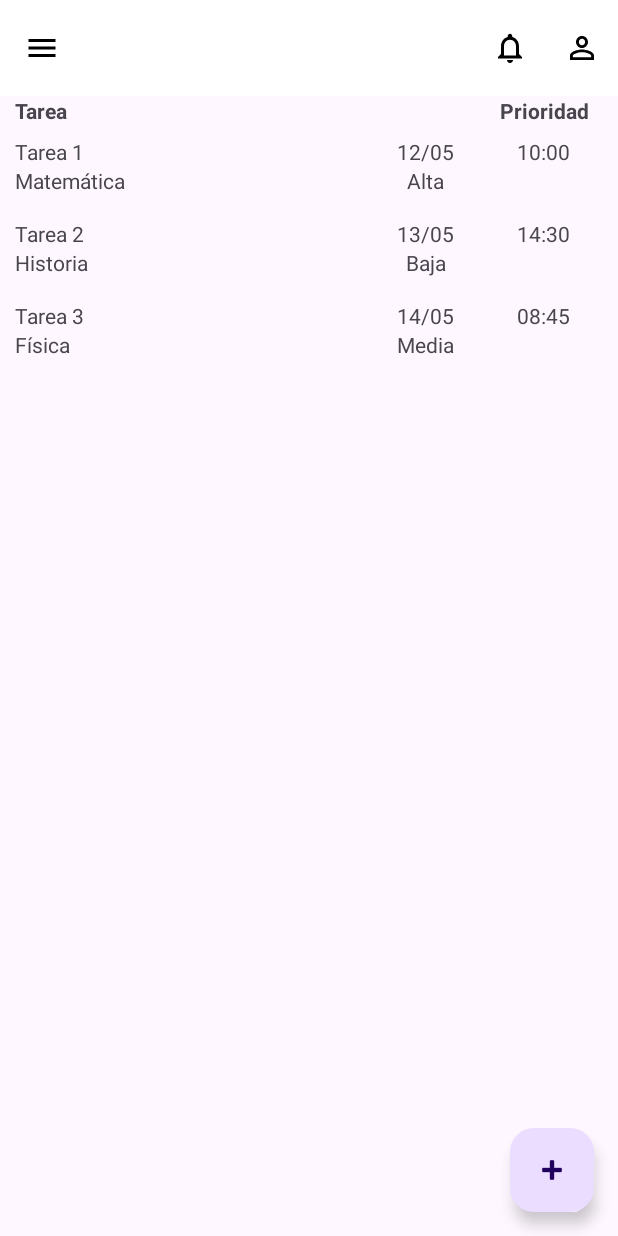
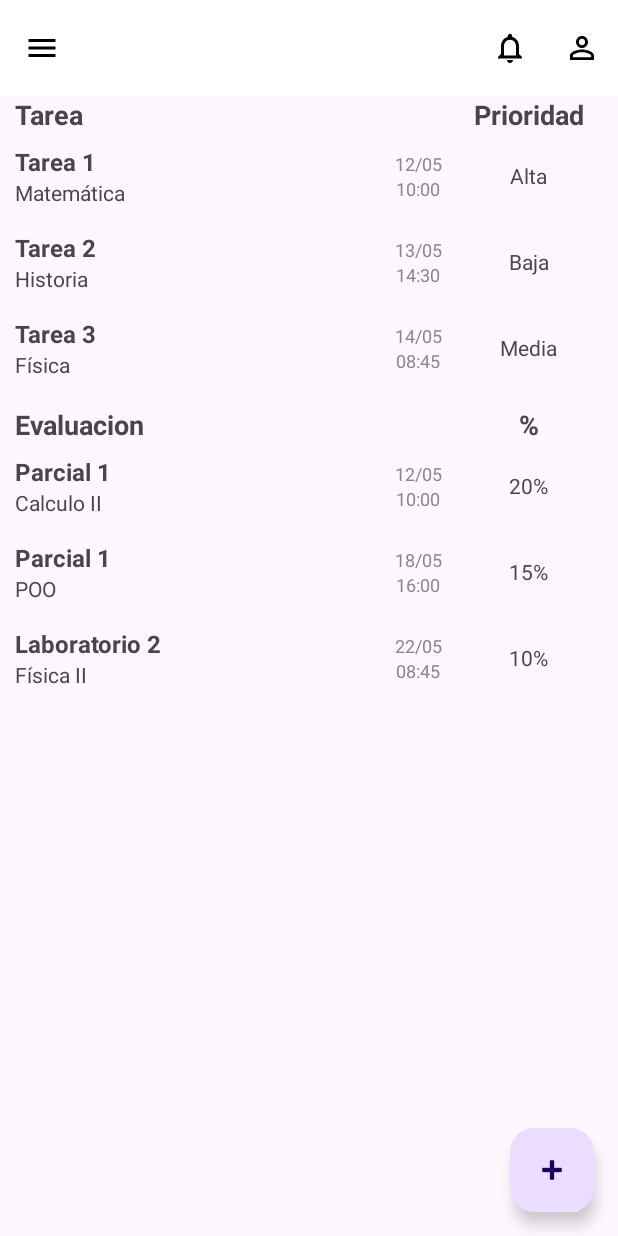
Before and after one commit to Carlos-Alvarenga721/Proyecto_Moviles, an Android app: the ActivitiesActivity screen opened directly, with no data from a screen before it, on a phone screen of 412 x 824 dp. Run offline under Robolectric (Android 15) with nearby library versions, the phone set to English and light mode, and no system bars.

Commit message:
Agregar lista de evaluaciones en actividades

```diff
--- a/app/src/main/java/com/example/proyecto_kotlin_dsm/ActivitiesActivity.kt
+++ b/app/src/main/java/com/example/proyecto_kotlin_dsm/ActivitiesActivity.kt
@@ -12,6 +12,8 @@ import androidx.recyclerview.widget.LinearLayoutManager
 import androidx.recyclerview.widget.RecyclerView
 import com.example.proyecto_kotlin_dsm.activitiesAdapter.Actividad
 import com.example.proyecto_kotlin_dsm.activitiesAdapter.ActividadAdapter
+import com.example.proyecto_kotlin_dsm.activitiesAdapter.Evaluacion
+import com.example.proyecto_kotlin_dsm.activitiesAdapter.EvaluacionAdapter
 
 class ActivitiesActivity : AppCompatActivity() {
     override fun onCreate(savedInstanceState: Bundle?) {
@@ -27,17 +29,29 @@ class ActivitiesActivity : AppCompatActivity() {
         val toolbar: Toolbar = findViewById(R.id.toolbar)
         setSupportActionBar(toolbar)
 
-        val recyclerView = findViewById<RecyclerView>(R.id.recyclerViewActividades)
-        recyclerView.layoutManager = LinearLayoutManager(this)
+        val recyclerViewActividad = findViewById<RecyclerView>(R.id.recyclerViewActividades)
+        recyclerViewActividad.layoutManager = LinearLayoutManager(this)
 
         // Datos temporales
         val listaActividades = listOf(
-            Actividad("Tarea 1", "12/05", "Alta", "Matemática", "10:00"),
-            Actividad("Tarea 2", "13/05", "Baja", "Historia", "14:30"),
-            Actividad("Tarea 3", "14/05", "Media", "Física", "08:45")
+            Actividad("Tarea 1", "12/05", "10:00", "Matemática", "Alta"),
+            Actividad("Tarea 2", "13/05", "14:30", "Historia", "Baja"),
+            Actividad("Tarea 3", "14/05", "08:45","Física", "Media")
         )
 
-        recyclerView.adapter = ActividadAdapter(listaActividades)
+        recyclerViewActividad.adapter = ActividadAdapter(listaActividades)
+
+        val recyclerViewEvaluacion = findViewById<RecyclerView>(R.id.recyclerViewEvaluaciones)
+        recyclerViewEvaluacion.layoutManager = LinearLayoutManager(this)
+
+        // Datos temporales
+        val listaEvaluaciones = listOf(
+            Evaluacion("Parcial 1", "Calculo II", "12/05", "10:00", "20%"),
+            Evaluacion("Parcial 1", "POO", "18/05", "16:00", "15%"),
+            Evaluacion("Laboratorio 2", "Física II", "22/05", "08:45", "10%")
+        )
+
+        recyclerViewEvaluacion.adapter = EvaluacionAdapter(listaEvaluaciones)
     }
 
     override fun onCreateOptionsMenu(menu: Menu?): Boolean {
--- a/app/src/main/java/com/example/proyecto_kotlin_dsm/activitiesAdapter/ActividadAdapter.kt
+++ b/app/src/main/java/com/example/proyecto_kotlin_dsm/activitiesAdapter/ActividadAdapter.kt
@@ -20,7 +20,7 @@ class ActividadAdapter(private val actividades: List<Actividad>) :
 
     override fun onCreateViewHolder(parent: ViewGroup, viewType: Int): ActividadViewHolder {
         val view = LayoutInflater.from(parent.context)
-            .inflate(R.layout.item_actividad, parent, false)
+            .inflate(R.layout.item_actividad_activities, parent, false)
         return ActividadViewHolder(view)
     }
 
--- /dev/null
+++ b/app/src/main/java/com/example/proyecto_kotlin_dsm/activitiesAdapter/Evaluacion.kt
@@ -0,0 +1,9 @@
+package com.example.proyecto_kotlin_dsm.activitiesAdapter
+
+data class Evaluacion(
+    val titulo: String,
+    val materia: String,
+    val fecha: String,
+    val hora: String,
+    val porcentaje: String
+)
--- /dev/null
+++ b/app/src/main/java/com/example/proyecto_kotlin_dsm/activitiesAdapter/EvaluacionAdapter.kt
@@ -0,0 +1,37 @@
+package com.example.proyecto_kotlin_dsm.activitiesAdapter
+
+import android.view.LayoutInflater
+import android.view.View
+import android.view.ViewGroup
+import android.widget.TextView
+import androidx.recyclerview.widget.RecyclerView
+import com.example.proyecto_kotlin_dsm.R
+
+class EvaluacionAdapter(private val evaluaciones: List<Evaluacion>) :
+    RecyclerView.Adapter<EvaluacionAdapter.EvaluacionViewHolder>() {
+
+    inner class EvaluacionViewHolder(view: View) : RecyclerView.ViewHolder(view) {
+        val tvTitulo: TextView = view.findViewById(R.id.tvTitulo)
+        val tvFecha: TextView = view.findViewById(R.id.tvFecha)
+        val tvPorcentaje: TextView = view.findViewById(R.id.tvPorcentaje)
+        val tvMateria: TextView = view.findViewById(R.id.tvMateria)
+        val tvHora: TextView = view.findViewById(R.id.tvHora)
+    }
+
+    override fun onCreateViewHolder(parent: ViewGroup, viewType: Int): EvaluacionViewHolder {
+        val view = LayoutInflater.from(parent.context)
+            .inflate(R.layout.item_evaluacion_activities, parent, false)
+        return EvaluacionViewHolder(view)
+    }
+
+    override fun onBindViewHolder(holder: EvaluacionViewHolder, position: Int) {
+        val evaluacion = evaluaciones[position]
+        holder.tvTitulo.text = evaluacion.titulo
+        holder.tvFecha.text = evaluacion.fecha
+        holder.tvPorcentaje.text = evaluacion.porcentaje  // Asegúrate de tener este campo
+        holder.tvMateria.text = evaluacion.materia
+        holder.tvHora.text = evaluacion.hora
+    }
+
+    override fun getItemCount(): Int = evaluaciones.size
+}
--- a/app/src/main/res/layout/activity_activities.xml
+++ b/app/src/main/res/layout/activity_activities.xml
@@ -40,8 +40,9 @@
         app:layout_constraintEnd_toEndOf="parent" />
 
 
-    <!-- Pantalla de actividades -->
+    <!-- Tabla de actividades -->
     <LinearLayout
+        android:id="@+id/tbActividades"
         android:layout_width="match_parent"
         android:layout_height="wrap_content"
         app:layout_constraintTop_toBottomOf="@id/AppBarL"
@@ -57,15 +58,16 @@
 
             <TextView
                 android:layout_width="0dp"
-                android:layout_weight="6"
+                android:layout_weight="5"
                 android:layout_height="wrap_content"
                 android:text="Tarea"
+                android:textSize="18sp"
                 android:textStyle="bold" />
 
             <!-- Espacio para Fecha y Hora combinados -->
             <TextView
                 android:layout_width="0dp"
-                android:layout_weight="2"
+                android:layout_weight="1"
                 android:layout_height="wrap_content" />
 
             <!-- Encabezado Prioridad -->
@@ -74,6 +76,7 @@
                 android:layout_weight="2"
                 android:layout_height="wrap_content"
                 android:text="Prioridad"
+                android:textSize="18sp"
                 android:textStyle="bold"
                 android:gravity="center_horizontal"/>
         </LinearLayout>
@@ -87,4 +90,54 @@
 
     </LinearLayout>
 
+    <!-- Tabla de evaluaciones -->
+    <LinearLayout
+        android:layout_width="match_parent"
+        android:layout_height="wrap_content"
+        app:layout_constraintTop_toBottomOf="@id/tbActividades"
+        android:orientation="vertical"
+        android:layout_marginVertical="10sp"
+        android:paddingStart="10dp"
+        android:paddingEnd="10dp">
+
+        <!-- Cabecera de columnas -->
+        <LinearLayout
+            android:layout_width="match_parent"
+            android:layout_height="wrap_content"
+            android:orientation="horizontal">
+
+            <TextView
+                android:layout_width="0dp"
+                android:layout_weight="5"
+                android:layout_height="wrap_content"
+                android:text="Evaluacion"
+                android:textSize="18sp"
+                android:textStyle="bold" />
+
+            <!-- Espacio para Fecha y Hora combinados -->
+            <TextView
+                android:layout_width="0dp"
+                android:layout_weight="1"
+                android:layout_height="wrap_content" />
+
+            <!-- Encabezado Prioridad -->
+            <TextView
+                android:layout_width="0dp"
+                android:layout_weight="2"
+                android:layout_height="wrap_content"
+                android:text="%"
+                android:textSize="18sp"
+                android:textStyle="bold"
+                android:gravity="center_horizontal"/>
+        </LinearLayout>
+
+        <!-- RecyclerView que mostrará las evaluaciones -->
+        <androidx.recyclerview.widget.RecyclerView
+            android:id="@+id/recyclerViewEvaluaciones"
+            android:layout_width="match_parent"
+            android:layout_height="0dp"
+            android:layout_weight="1"/>
+
+    </LinearLayout>
+
 </androidx.constraintlayout.widget.ConstraintLayout>
--- /dev/null
+++ b/app/src/main/res/layout/item_actividad_activities.xml
@@ -0,0 +1,73 @@
+<?xml version="1.0" encoding="utf-8"?>
+<LinearLayout xmlns:android="http://schemas.android.com/apk/res/android"
+    android:layout_width="match_parent"
+    android:layout_height="wrap_content"
+    android:orientation="horizontal"
+    android:paddingTop="8dp"
+    android:paddingBottom="8dp"
+    android:gravity="center_vertical">
+
+    <!-- Columna: Título y Materia -->
+    <LinearLayout
+        android:layout_width="0dp"
+        android:layout_weight="5"
+        android:layout_height="wrap_content"
+        android:orientation="vertical">
+
+        <TextView
+            android:id="@+id/tvTitulo"
+            android:layout_width="wrap_content"
+            android:layout_height="wrap_content"
+            android:textStyle="bold"
+            android:textSize="16sp"
+            android:text="Tarea" />
+
+        <TextView
+            android:id="@+id/tvMateria"
+            android:layout_width="wrap_content"
+            android:layout_height="wrap_content"
+            android:textSize="14sp"
+            android:text="Materia" />
+    </LinearLayout>
+
+    <!-- Columna: Fecha y Hora -->
+    <LinearLayout
+        android:layout_width="0dp"
+        android:layout_weight="1"
+        android:layout_height="wrap_content"
+        android:orientation="vertical"
+        android:gravity="center_horizontal">
+
+        <TextView
+            android:id="@+id/tvFecha"
+            android:layout_width="wrap_content"
+            android:layout_height="wrap_content"
+            android:textSize="12sp"
+            android:textColor="#888888"
+            android:text="Fecha" />
+
+        <TextView
+            android:id="@+id/tvHora"
+            android:layout_width="wrap_content"
+            android:layout_height="wrap_content"
+            android:textSize="12sp"
+            android:textColor="#888888"
+            android:text="Hora" />
+    </LinearLayout>
+
+    <!-- Columna: Prioridad y valor -->
+    <LinearLayout
+        android:layout_width="0dp"
+        android:layout_weight="2"
+        android:layout_height="wrap_content"
+        android:orientation="vertical"
+        android:gravity="center_horizontal">
+
+        <TextView
+            android:id="@+id/tvPrioridad"
+            android:layout_width="wrap_content"
+            android:layout_height="match_parent"
+            android:textSize="14sp"
+            android:text="Alta" />
+    </LinearLayout>
+</LinearLayout>
--- a/app/src/main/res/layout/item_actividad.xml
+++ b/app/src/main/res/layout/item_evaluacion_activities.xml
@@ -4,12 +4,13 @@
     android:layout_height="wrap_content"
     android:orientation="horizontal"
     android:paddingTop="8dp"
-    android:paddingBottom="8dp">
+    android:paddingBottom="8dp"
+    android:gravity="center_vertical">
 
     <!-- Columna: Título y Materia -->
     <LinearLayout
         android:layout_width="0dp"
-        android:layout_weight="6"
+        android:layout_weight="5"
         android:layout_height="wrap_content"
         android:orientation="vertical">
 
@@ -17,16 +18,44 @@
             android:id="@+id/tvTitulo"
             android:layout_width="wrap_content"
             android:layout_height="wrap_content"
+            android:textStyle="bold"
+            android:textSize="16sp"
             android:text="Tarea" />
 
         <TextView
             android:id="@+id/tvMateria"
             android:layout_width="wrap_content"
             android:layout_height="wrap_content"
+            android:textSize="14sp"
             android:text="Materia" />
     </LinearLayout>
 
     <!-- Columna: Fecha y Hora -->
+    <LinearLayout
+        android:layout_width="0dp"
+        android:layout_weight="1"
+        android:layout_height="wrap_content"
+        android:orientation="vertical"
+        android:gravity="center_horizontal">
+
+        <TextView
+            android:id="@+id/tvFecha"
+            android:layout_width="wrap_content"
+            android:layout_height="wrap_content"
+            android:textSize="12sp"
+            android:textColor="#888888"
+            android:text="Fecha" />
+
+        <TextView
+            android:id="@+id/tvHora"
+            android:layout_width="wrap_content"
+            android:layout_height="wrap_content"
+            android:textSize="12sp"
+            android:textColor="#888888"
+            android:text="Hora" />
+    </LinearLayout>
+
+    <!-- Columna: Porcentaje -->
     <LinearLayout
         android:layout_width="0dp"
         android:layout_weight="2"
@@ -35,30 +64,10 @@
         android:gravity="center_horizontal">
 
         <TextView
-            android:id="@+id/tvFecha"
-            android:layout_width="wrap_content"
-            android:layout_height="wrap_content"
-            android:text="Fecha" />
-
-        <TextView
-            android:id="@+id/tvHora"
-            android:layout_width="wrap_content"
-            android:layout_height="wrap_content"
-            android:text="Hora" />
-    </LinearLayout>
-
-    <!-- Columna: Prioridad y valor -->
-    <LinearLayout
-        android:layout_width="0dp"
-        android:layout_weight="2"
-        android:layout_height="wrap_content"
-        android:orientation="vertical"
-        android:gravity="center_horizontal">
-
-        <TextView
-            android:id="@+id/tvPrioridad"
+            android:id="@+id/tvPorcentaje"
             android:layout_width="wrap_content"
             android:layout_height="match_parent"
-            android:text="Alta" />
+            android:textSize="14sp"
+            android:text="100%" />
     </LinearLayout>
 </LinearLayout>
```
